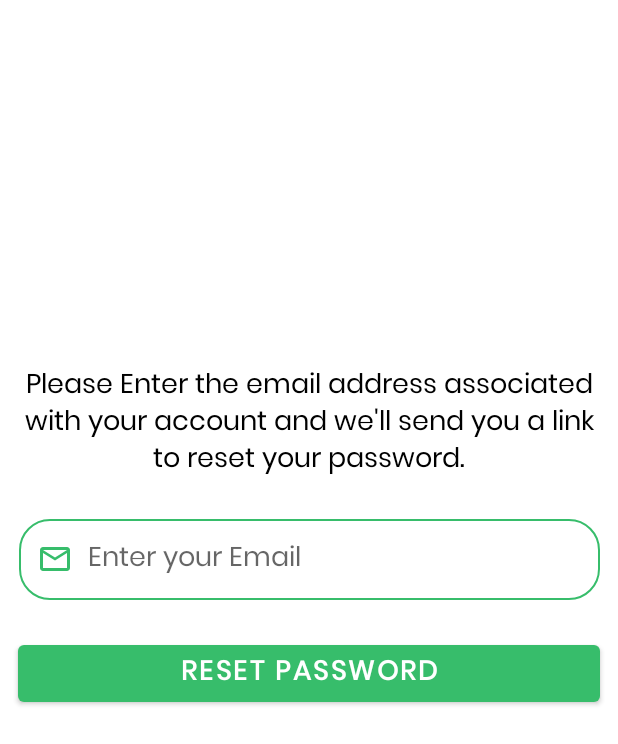
After one commit to steeevvv/Wagba, an Android app: the ForgotPassword screen opened directly, with no data from a screen before it, on a phone screen of 412 x 824 dp. The commit adds this screen. Shown: the top 744 px of the screen. Run offline under Robolectric (Android 15) with nearby library versions, the phone set to English and light mode, and no system bars; our stand-ins replace Firebase (no records; nobody signed in at launch, a user with empty details on screens opened directly).

Commit message:
Added Forget Password Functionality

```diff
--- a/app/src/main/AndroidManifest.xml
+++ b/app/src/main/AndroidManifest.xml
@@ -1,6 +1,6 @@
 <?xml version="1.0" encoding="utf-8"?>
 <manifest xmlns:android="http://schemas.android.com/apk/res/android"
-    xmlns:tools="http://schemas.android.com/tools" >
+    xmlns:tools="http://schemas.android.com/tools">
 
     <application
         android:allowBackup="true"
@@ -11,36 +11,44 @@
         android:roundIcon="@mipmap/ic_launcher_round"
         android:supportsRtl="true"
         android:theme="@style/Theme.Wagba"
-        tools:targetApi="30" >
+        tools:targetApi="30">
         <activity
-            android:name=".ui.home.HomeActivity"
-            android:exported="false" >
+            android:name=".ui.passwordReset.ForgotPassword"
+            android:exported="false">
             <meta-data
                 android:name="android.app.lib_name"
                 android:value="" />
-
+        </activity>
+        <activity
+            android:name=".ui.home.HomeActivity"
+            android:exported="false">
+            <meta-data
+                android:name="android.app.lib_name"
+                android:value="" />
         </activity>
         <activity
             android:name=".ui.signup.Signup"
-            android:exported="false" >
+            android:exported="false">
             <meta-data
                 android:name="android.app.lib_name"
                 android:value="" />
         </activity>
         <activity
             android:name=".ui.login.Login"
-            android:exported="true" >
+            android:exported="true">
             <meta-data
                 android:name="android.app.lib_name"
                 android:value="" />
+
             <intent-filter>
                 <action android:name="android.intent.action.MAIN" />
+
                 <category android:name="android.intent.category.LAUNCHER" />
             </intent-filter>
         </activity>
         <activity
             android:name=".MainActivity"
-            android:exported="false" >
+            android:exported="false">
             <meta-data
                 android:name="android.app.lib_name"
                 android:value="" />
--- a/app/src/main/java/com/stivoo/wagba/ui/login/Login.java
+++ b/app/src/main/java/com/stivoo/wagba/ui/login/Login.java
@@ -9,14 +9,13 @@ import android.os.Bundle;
 import android.text.method.HideReturnsTransformationMethod;
 import android.text.method.PasswordTransformationMethod;
 import android.view.View;
-import android.widget.Toast;
 
 import com.google.firebase.auth.FirebaseUser;
 import com.stivoo.wagba.R;
 import com.stivoo.wagba.ui.home.HomeActivity;
+import com.stivoo.wagba.ui.passwordReset.ForgotPassword;
 import com.stivoo.wagba.ui.signup.Signup;
 import com.stivoo.wagba.databinding.ActivityLoginBinding;
-import com.stivoo.wagba.ui.signup.SignupViewModel;
 
 import java.util.concurrent.atomic.AtomicInteger;
 
@@ -25,6 +24,7 @@ public class Login extends AppCompatActivity {
     ActivityLoginBinding binding;
     Intent go_to_signup_intent;
     Intent go_to_homepage_intent;
+    Intent go_to_forget_password;
     private LoginViewModel loginViewModel;
 
 
@@ -50,10 +50,15 @@ public class Login extends AppCompatActivity {
 
         go_to_signup_intent = new Intent(this, Signup.class);
         go_to_homepage_intent = new Intent(this, HomeActivity.class);
+        go_to_forget_password = new Intent(this, ForgotPassword.class);
 
         binding.tvSignupLoginbtn.setOnClickListener(v -> {
             startActivity(go_to_signup_intent);
             finish();
+        });
+
+        binding.tvSigninForgotpw.setOnClickListener(v -> {
+            startActivity(go_to_forget_password);
         });
 
         binding.btnLoginLogin.setOnClickListener(v -> {
@@ -64,10 +69,10 @@ public class Login extends AppCompatActivity {
                 binding.etSigninMail.setError("Please enter an Email first");
                 binding.etSigninMail.setBackgroundResource(R.drawable.custom_input_err);
             }
-            else if(pw.length()<8 || pw.length()>15){
-                binding.etSigninPw.setError("Please enter ana valid password");
-                binding.etSigninPw.setBackgroundResource(R.drawable.custom_input_err);
-            }
+//            else if(pw.length()<8 || pw.length()>15){
+//                binding.etSigninPw.setError("Please enter a valid password");
+//                binding.etSigninPw.setBackgroundResource(R.drawable.custom_input_err);
+//            }
             else{
                 loginViewModel.login(mail, pw);
             }
--- /dev/null
+++ b/app/src/main/java/com/stivoo/wagba/ui/passwordReset/ForgotPassword.java
@@ -0,0 +1,47 @@
+package com.stivoo.wagba.ui.passwordReset;
+
+import androidx.annotation.NonNull;
+import androidx.appcompat.app.AppCompatActivity;
+
+import android.content.Intent;
+import android.os.Bundle;
+import android.util.Log;
+import android.view.View;
+import android.widget.Toast;
+
+import com.google.android.gms.tasks.OnCompleteListener;
+import com.google.android.gms.tasks.Task;
+import com.google.firebase.auth.FirebaseAuth;
+import com.stivoo.wagba.databinding.ActivityForgotPasswordBinding;
+import com.stivoo.wagba.ui.login.Login;
+
+public class ForgotPassword extends AppCompatActivity {
+    ActivityForgotPasswordBinding binding;
+    Intent intent;
+
+    @Override
+    protected void onCreate(Bundle savedInstanceState) {
+        super.onCreate(savedInstanceState);
+
+        binding = ActivityForgotPasswordBinding.inflate(getLayoutInflater());
+        View view = binding.getRoot();
+        setContentView(view);
+
+        intent = new Intent(this, Login.class);
+        binding.btnFpwReset.setOnClickListener(v -> {
+            String mail = binding.etFpwMail.getText().toString();
+                    FirebaseAuth.getInstance().sendPasswordResetEmail(mail)
+                    .addOnCompleteListener(new OnCompleteListener<Void>() {
+                        @Override
+                        public void onComplete(@NonNull Task<Void> task) {
+                            if (task.isSuccessful()) {
+                                Toast.makeText(ForgotPassword.this, "Please Check your email now!", Toast.LENGTH_SHORT).show();
+                                startActivity(intent);
+                                finish();
+                            }
+                        }
+                    });
+
+        });
+    }
+}
--- /dev/null
+++ b/app/src/main/res/layout/activity_forgot_password.xml
@@ -0,0 +1,66 @@
+<?xml version="1.0" encoding="utf-8"?>
+<androidx.constraintlayout.widget.ConstraintLayout xmlns:android="http://schemas.android.com/apk/res/android"
+    xmlns:app="http://schemas.android.com/apk/res-auto"
+    xmlns:tools="http://schemas.android.com/tools"
+    android:layout_width="match_parent"
+    android:layout_height="match_parent"
+    tools:context=".ui.passwordReset.ForgotPassword">
+
+    <Button
+        android:id="@+id/btn_fpw_reset"
+        android:layout_width="0dp"
+        android:layout_height="wrap_content"
+        android:layout_marginStart="12dp"
+        android:layout_marginTop="12dp"
+        android:layout_marginEnd="12dp"
+        android:fontFamily="@font/poppins"
+        android:text="Reset Password"
+        android:textSize="18sp"
+        android:textStyle="bold"
+        app:layout_constraintEnd_toEndOf="parent"
+        app:layout_constraintStart_toStartOf="parent"
+        app:layout_constraintTop_toTopOf="@+id/guideline11"
+        tools:ignore="TextContrastCheck" />
+
+    <TextView
+        android:id="@+id/forgot_pw_txt"
+        android:layout_width="387dp"
+        android:layout_height="wrap_content"
+        android:layout_marginStart="12dp"
+        android:layout_marginEnd="12dp"
+        android:layout_marginBottom="24dp"
+        android:fontFamily="@font/poppins"
+        android:gravity="center"
+        android:text="Please Enter the email address associated with your account and we'll send you a link to reset your password."
+        android:textColor="#000000"
+        android:textSize="18sp"
+        app:layout_constraintBottom_toTopOf="@+id/et_fpw_mail"
+        app:layout_constraintEnd_toEndOf="parent"
+        app:layout_constraintStart_toStartOf="parent" />
+
+    <EditText
+        android:id="@+id/et_fpw_mail"
+        android:layout_width="0dp"
+        android:layout_height="wrap_content"
+        android:layout_marginBottom="12dp"
+        android:autofillHints=""
+        android:background="@drawable/custom_input"
+        android:drawableStart="@drawable/custom_mail_icon"
+        android:drawablePadding="10sp"
+        android:fontFamily="@font/poppins"
+        android:hint="@string/hint_mail"
+        android:inputType="textEmailAddress"
+        android:padding="12dp"
+        android:theme="@style/EditTextTheme"
+        app:layout_constraintBottom_toTopOf="@+id/guideline11"
+        app:layout_constraintEnd_toEndOf="@+id/forgot_pw_txt"
+        app:layout_constraintStart_toStartOf="@+id/forgot_pw_txt"
+        tools:ignore="TextContrastCheck" />
+
+    <androidx.constraintlayout.widget.Guideline
+        android:id="@+id/guideline11"
+        android:layout_width="wrap_content"
+        android:layout_height="wrap_content"
+        android:orientation="horizontal"
+        app:layout_constraintGuide_percent="0.5" />
+</androidx.constraintlayout.widget.ConstraintLayout>
--- a/app/src/main/res/layout/activity_login.xml
+++ b/app/src/main/res/layout/activity_login.xml
@@ -83,7 +83,8 @@
         android:layout_height="wrap_content"
         android:fontFamily="@font/poppins"
         android:text="@string/txt_forgotPw"
-        android:textColor="#000000"
+        android:textColor="@color/wagba_main"
+        android:textStyle="bold"
         app:layout_constraintBottom_toTopOf="@+id/btn_login_login"
         app:layout_constraintEnd_toEndOf="@+id/et_signin_pw"
         app:layout_constraintTop_toBottomOf="@+id/et_signin_pw" />
```
